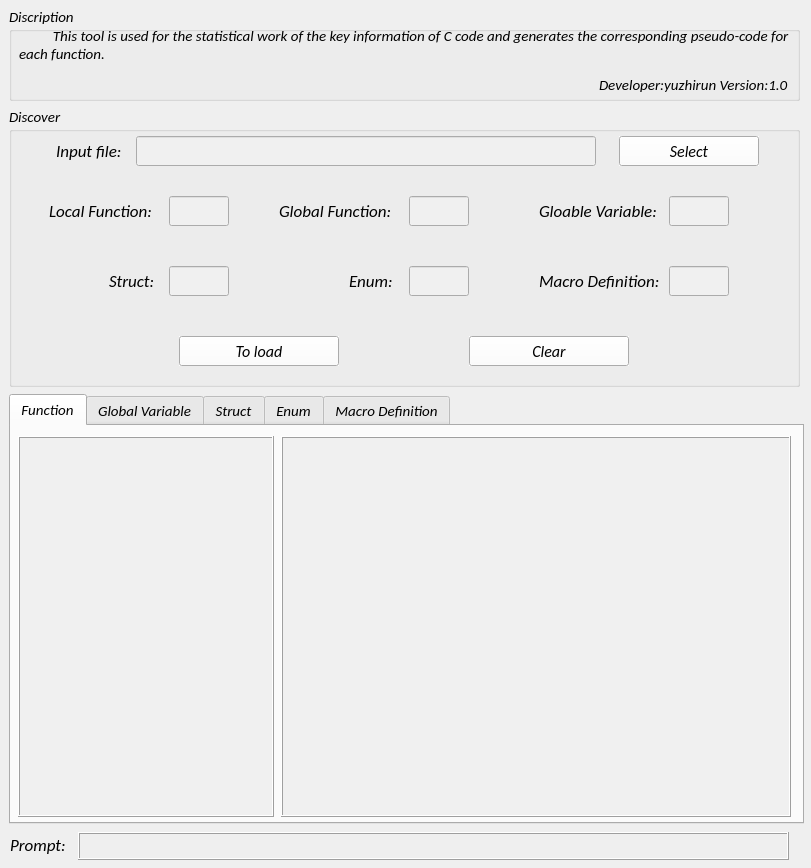
YUZHIRUN/Autogo, file code_generate.ui: the form before one commit.
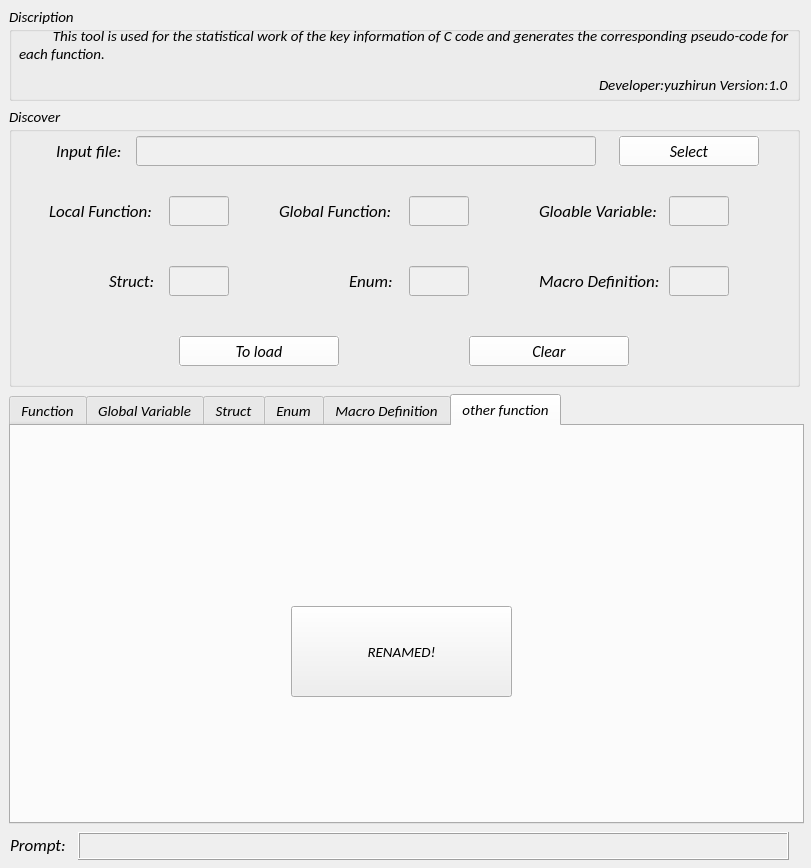
The form after the commit. The open tabs and pages were chosen to show the change. Icons and pictures are not drawn.

```diff
--- a/code_generate.ui
+++ b/code_generate.ui
@@ -1149,6 +1149,24 @@
       </property>
      </widget>
     </widget>
+    <widget class="QWidget" name="other_function">
+     <attribute name="title">
+      <string>other function</string>
+     </attribute>
+     <widget class="QPushButton" name="pushButton">
+      <property name="geometry">
+       <rect>
+        <x>280</x>
+        <y>180</y>
+        <width>221</width>
+        <height>91</height>
+       </rect>
+      </property>
+      <property name="text">
+       <string>RENAMED!</string>
+      </property>
+     </widget>
+    </widget>
    </widget>
    <widget class="QLabel" name="mention">
     <property name="geometry">
```
Left out of the diff: 8 changed lines with no effect on the pictures.
